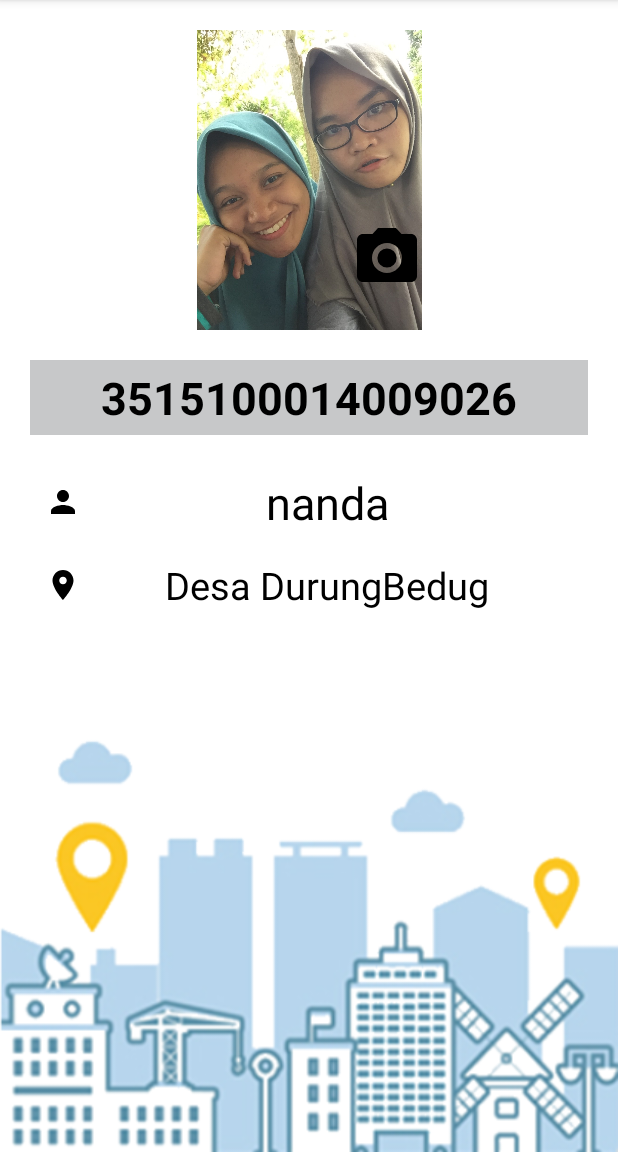
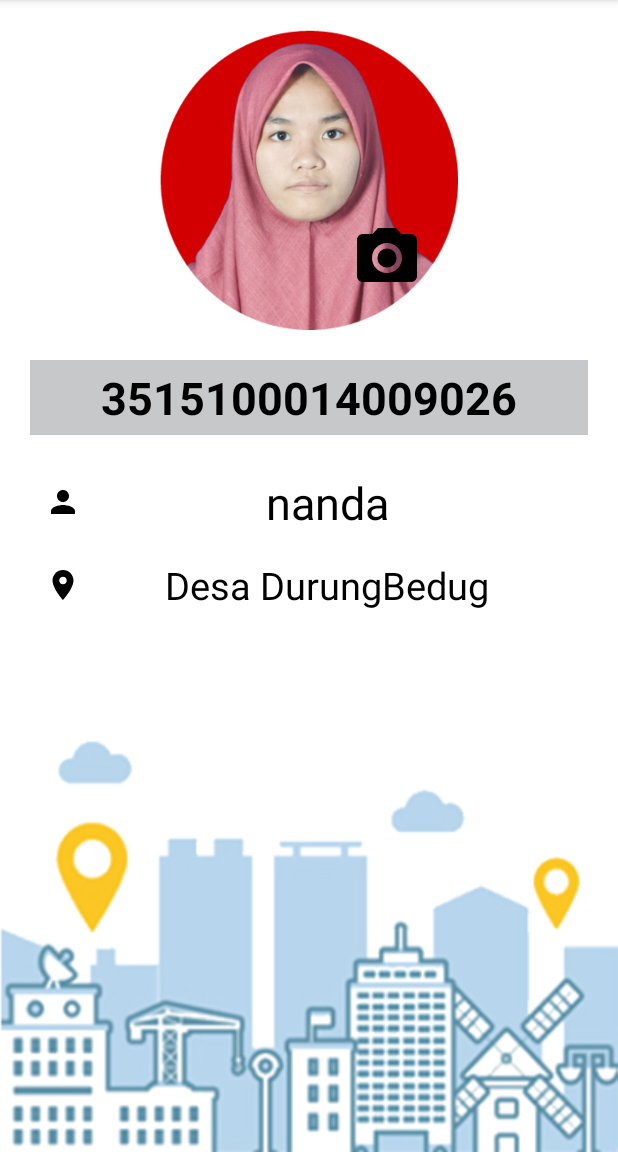
Before and after one commit to zulfikar-ditya/android-smart-village, an Android app: the fragment ProfileFragment shown on its own in the app's theme, on a phone screen of 412 x 824 dp, the part 84-1236 px from its top. Run offline under Robolectric (Android 15) with nearby library versions, the light colour scheme and no system bars.

Commit message:
progres profil

```diff
--- a/app/src/main/res/layout/fragment_profile.xml
+++ b/app/src/main/res/layout/fragment_profile.xml
@@ -17,7 +17,7 @@
             android:id="@+id/profile"
             android:layout_width="200dp"
             android:layout_height="220dp"
-            android:src="@drawable/profile"
+            android:src="@drawable/profil1"
             android:paddingTop="20dp"
             app:layout_constraintRight_toRightOf="parent"
             app:layout_constraintLeft_toLeftOf="parent"/>
```
Also changed, not shown: app/src/main/res/drawable/profil.jpeg (added), app/src/main/res/drawable/profil1.png (added).
